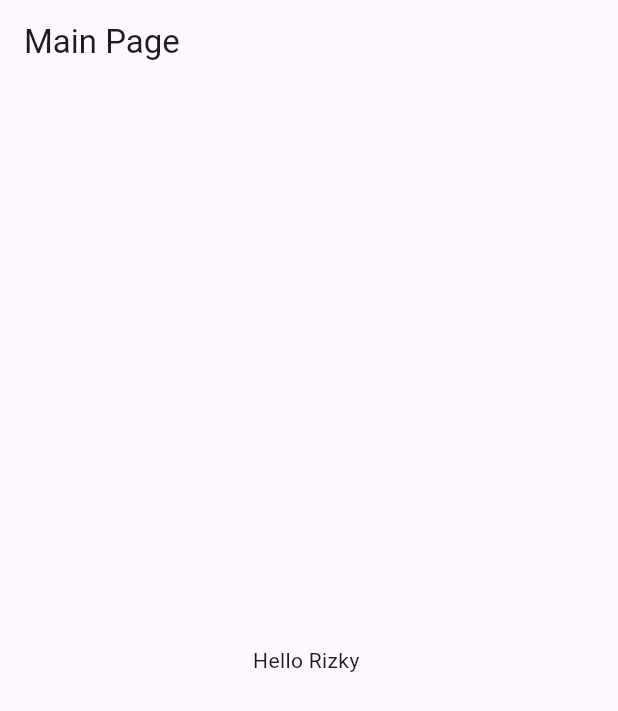
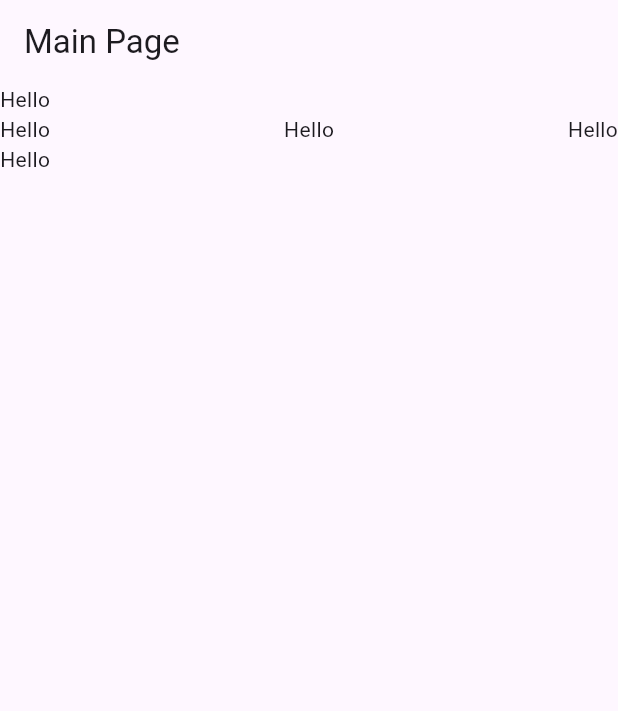
Before and after one commit to RizkyArdiansyahhh/learn-flutter, a Flutter app: the screen it shows after launch, on a phone screen of 412 x 824 dp. Shown: the top 711 px of the screen. Run offline on Flutter 3.47's test engine with Material 3 defaults, Android fonts, the phone set to English and light mode, and no system bars.

Commit message:
day 1 -> column and row

```diff
--- a/lib/main_page.dart
+++ b/lib/main_page.dart
@@ -9,6 +9,21 @@ class MainPage extends StatelessWidget {
         appBar: AppBar(
           title: Text("Main Page"),
         ),
-        body: Center(child: Text("Hello Rizky ")));
+        body: const Column(
+          mainAxisAlignment: MainAxisAlignment.start,
+          crossAxisAlignment: CrossAxisAlignment.start,
+          children: [
+            Text("Hello"),
+            const Row(
+              mainAxisAlignment: MainAxisAlignment.spaceBetween,
+              children: [
+                Text("Hello"),
+                Text("Hello"),
+                Text("Hello"),
+              ],
+            ),
+            Text("Hello"),
+          ],
+        ));
   }
 }
```
